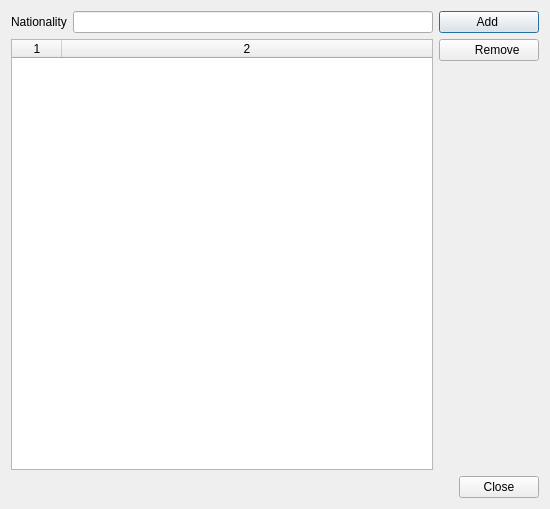
The window that nationalitydialog.ui (sevoan/EmployeeList) describes before a commit, drawn with Qt 5.
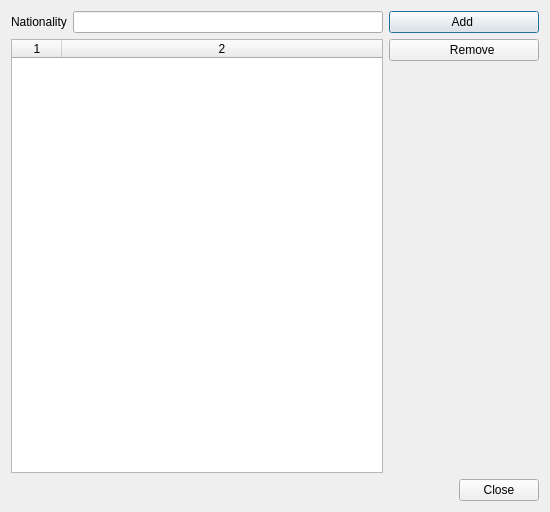
The same window after the commit. Icons and pictures are not drawn.

Commit message: Button size fix. Fixed text position

What changed in the file:
```diff
--- a/nationalitydialog.ui
+++ b/nationalitydialog.ui
@@ -10,7 +10,7 @@
     <x>0</x>
     <y>0</y>
     <width>550</width>
-    <height>509</height>
+    <height>512</height>
    </rect>
   </property>
   <property name="minimumSize">
@@ -28,6 +28,10 @@
   </property>
   <layout class="QVBoxLayout" name="verticalLayout">
    <item>
+    <layout class="QHBoxLayout" name="horizontalLayout">
+     <item>
+      <layout class="QVBoxLayout" name="verticalLayout_3">
+       <item>
     <layout class="QHBoxLayout" name="horizontalLayout_2">
      <item>
       <widget class="QLabel" name="label">
@@ -39,26 +43,8 @@
      <item>
       <widget class="QLineEdit" name="nationalityEdit"/>
      </item>
-     <item>
-      <widget class="QPushButton" name="addNationalityButton">
-       <property name="minimumSize">
-        <size>
-         <width>100</width>
-         <height>0</height>
-        </size>
-       </property>
-       <property name="cursor">
-        <cursorShape>PointingHandCursor</cursorShape>
-       </property>
-       <property name="text">
-        <string>Add </string>
-       </property>
-      </widget>
-     </item>
-    </layout>
-   </item>
-   <item>
-    <layout class="QHBoxLayout" name="horizontalLayout">
+        </layout>
+       </item>
      <item>
       <widget class="QTableWidget" name="nationalityTableWidget">
        <property name="alternatingRowColors">
@@ -89,13 +75,31 @@
        <column/>
       </widget>
      </item>
+      </layout>
+     </item>
      <item>
       <layout class="QVBoxLayout" name="verticalLayout_2">
+       <item>
+        <widget class="QPushButton" name="addNationalityButton">
+         <property name="minimumSize">
+          <size>
+           <width>150</width>
+           <height>0</height>
+          </size>
+         </property>
+         <property name="cursor">
+          <cursorShape>PointingHandCursor</cursorShape>
+         </property>
+         <property name="text">
+          <string>Add </string>
+         </property>
+        </widget>
+       </item>
        <item>
         <widget class="QPushButton" name="removeNationalityButton">
          <property name="minimumSize">
           <size>
-           <width>100</width>
+           <width>150</width>
            <height>0</height>
           </size>
          </property>
```
Lines whose indentation alone changed are shown as unchanged. The commit also changes 2 other files.
